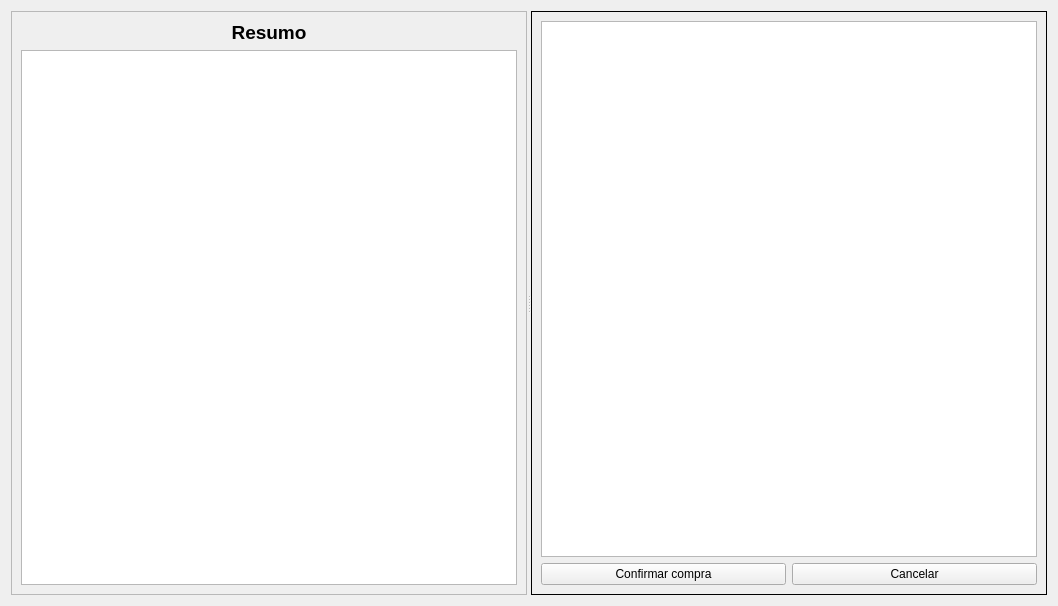
Before: the Qt Designer form ui/widgetcompraconfirmar.ui in darktorres/ERP-STACCATO, drawn with Qt 5.
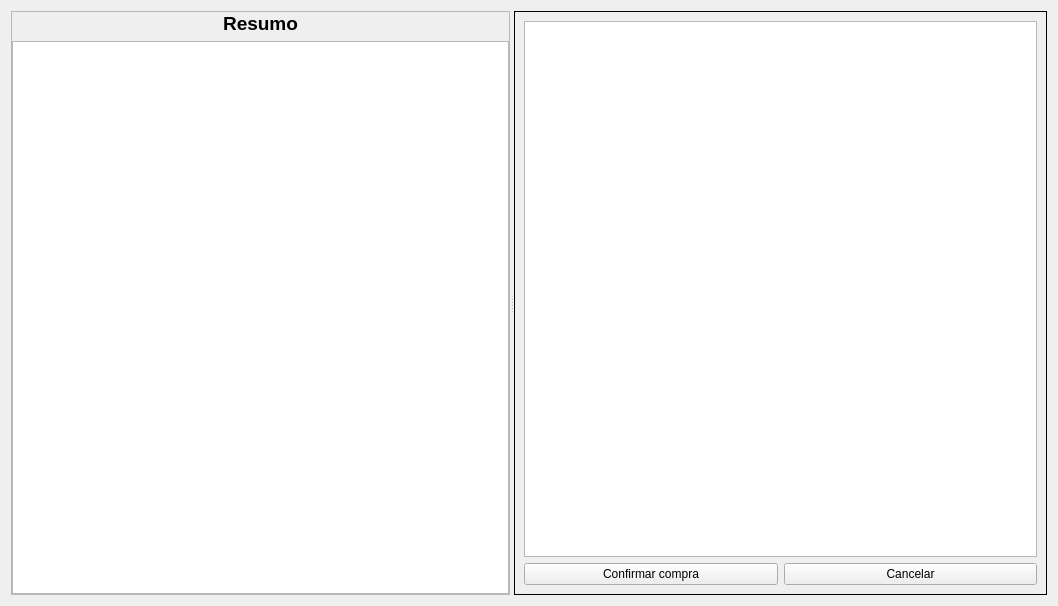
After: the same form once the commit is applied. Custom widgets are drawn as their Qt base class.

Diff of the .ui file:
```diff
--- a/ui/widgetcompraconfirmar.ui
+++ b/ui/widgetcompraconfirmar.ui
@@ -26,8 +26,20 @@
       <property name="frameShadow">
        <enum>QFrame::Raised</enum>
       </property>
-      <layout class="QGridLayout" name="gridLayout">
-       <item row="0" column="0">
+      <layout class="QVBoxLayout" name="verticalLayout">
+       <property name="leftMargin">
+        <number>0</number>
+       </property>
+       <property name="topMargin">
+        <number>0</number>
+       </property>
+       <property name="rightMargin">
+        <number>0</number>
+       </property>
+       <property name="bottomMargin">
+        <number>0</number>
+       </property>
+       <item>
         <widget class="QLabel" name="labelCompras_10">
          <property name="font">
           <font>
@@ -44,7 +56,7 @@
          </property>
         </widget>
        </item>
-       <item row="1" column="0">
+       <item>
         <widget class="TableView" name="tableResumo">
          <property name="sizePolicy">
           <sizepolicy hsizetype="Preferred" vsizetype="Expanding">
```
